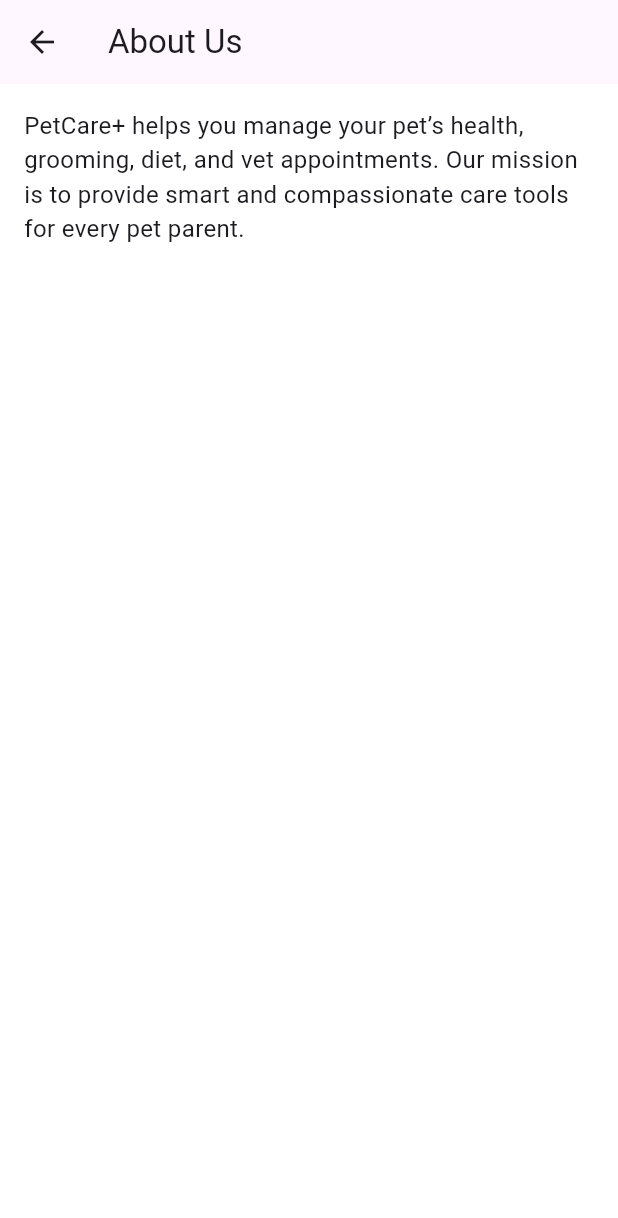
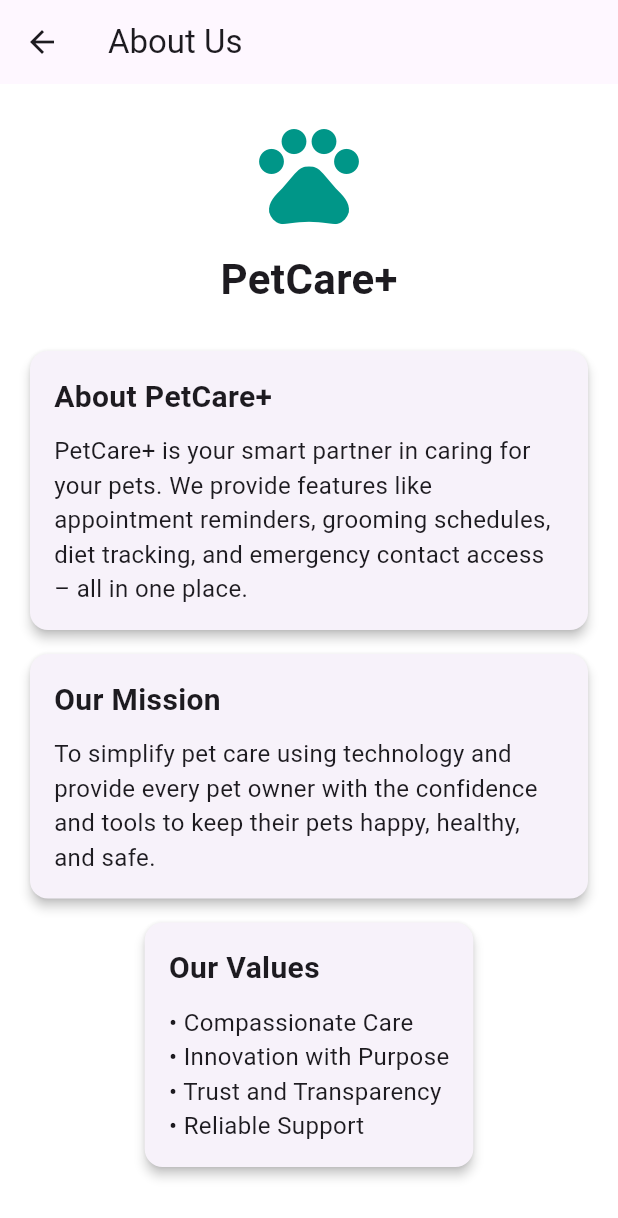
Before and after one commit to mishVN/MAD60, a Flutter app: the screen it shows after launch, after a tap on "About Us", on a phone screen of 412 x 824 dp. Shown: the top 1218 px of the screen. Run offline on Flutter 3.47's test engine with Material 3 defaults, Android fonts, the phone set to English and light mode, and no system bars.

Commit message:
Update main.dart
Add proper aboutus and contact us page

```diff
--- a/setting_1/lib/main.dart
+++ b/setting_1/lib/main.dart
@@ -2,7 +2,7 @@
 
 /// Global theme manager using ValueNotifier
 class ThemeNotifier extends ValueNotifier<ThemeMode> {
-  ThemeNotifier() : super(ThemeMode.light); // Default to light mode
+  ThemeNotifier() : super(ThemeMode.light); // Ensures default value
 
   void toggleTheme(bool isDarkMode) {
     value = isDarkMode ? ThemeMode.dark : ThemeMode.light;
@@ -17,7 +17,9 @@
     ValueListenableBuilder<ThemeMode>(
       valueListenable: themeNotifier,
       builder: (context, currentTheme, _) {
-        return MyApp(themeMode: currentTheme);
+        return MyApp(
+          themeMode: currentTheme ?? ThemeMode.light,
+        ); // Null check added
       },
     ),
   );
@@ -58,6 +60,13 @@
 class _SettingsPageState extends State<SettingsPage> {
   bool isDarkMode = false;
   String selectedLanguage = 'English';
+  int _selectedIndex = 3; // Settings tab is selected by default
+
+  void _onItemTapped(int index) {
+    if (index != _selectedIndex) {
+      setState(() => _selectedIndex = index);
+    }
+  }
 
   @override
   Widget build(BuildContext context) {
@@ -66,7 +75,6 @@
       body: ListView(
         padding: const EdgeInsets.all(16),
         children: [
-          // Dark Mode Toggle
           SwitchListTile(
             title: const Text('Dark Mode'),
             value: isDarkMode,
@@ -78,15 +86,13 @@
             },
             secondary: const Icon(Icons.dark_mode),
           ),
-
-          // Language Dropdown
           ListTile(
             leading: const Icon(Icons.language),
             title: const Text('Language'),
             trailing: DropdownButton<String>(
               value: selectedLanguage,
               items:
-                  ['English', 'Spanish', 'French']
+                  ['English']
                       .map(
                         (lang) =>
                             DropdownMenuItem(value: lang, child: Text(lang)),
@@ -99,41 +105,42 @@
               },
             ),
           ),
-
           const Divider(),
-
-          // About Us
           ListTile(
             leading: const Icon(Icons.info_outline),
             title: const Text('About Us'),
-            onTap: () {
-              Navigator.push(
-                context,
-                MaterialPageRoute(builder: (_) => const AboutUsPage()),
-              );
-            },
+            onTap:
+                () => Navigator.push(
+                  context,
+                  MaterialPageRoute(builder: (_) => const AboutUsPage()),
+                ),
           ),
-
-          // Contact Us
           ListTile(
             leading: const Icon(Icons.email),
             title: const Text('Contact Us'),
-            onTap: () {
-              Navigator.push(
-                context,
-                MaterialPageRoute(builder: (_) => const ContactUsPage()),
-              );
-            },
+            onTap:
+                () => Navigator.push(
+                  context,
+                  MaterialPageRoute(builder: (_) => const ContactUsPage()),
+                ),
           ),
-
           const Divider(),
-
-          // App Version
-          ListTile(
-            leading: const Icon(Icons.verified),
-            title: const Text('App Version'),
-            trailing: const Text('1.0.0'),
+          const ListTile(
+            leading: Icon(Icons.verified),
+            title: Text('App Version'),
+            trailing: Text('1.0.0'),
           ),
+        ],
+      ),
+      bottomNavigationBar: BottomNavigationBar(
+        type: BottomNavigationBarType.fixed,
+        currentIndex: _selectedIndex,
+        onTap: _onItemTapped,
+        items: const [
+          BottomNavigationBarItem(icon: Icon(Icons.home), label: ""),
+          BottomNavigationBarItem(icon: Icon(Icons.search), label: ""),
+          BottomNavigationBarItem(icon: Icon(Icons.notifications), label: ""),
+          BottomNavigationBarItem(icon: Icon(Icons.settings), label: ""),
         ],
       ),
     );
@@ -147,12 +154,94 @@
   Widget build(BuildContext context) {
     return Scaffold(
       appBar: AppBar(title: const Text('About Us')),
-      body: const Padding(
-        padding: EdgeInsets.all(16),
-        child: Text(
-          'PetCare+ helps you manage your pet’s health, grooming, diet, and vet appointments. '
-          'Our mission is to provide smart and compassionate care tools for every pet parent.',
-          style: TextStyle(fontSize: 16),
+      body: SingleChildScrollView(
+        padding: const EdgeInsets.all(20),
+        child: Column(
+          crossAxisAlignment: CrossAxisAlignment.center,
+          children: [
+            const Icon(Icons.pets, size: 80, color: Colors.teal),
+            const SizedBox(height: 10),
+            const Text(
+              'PetCare+',
+              style: TextStyle(fontSize: 28, fontWeight: FontWeight.bold),
+            ),
+            const SizedBox(height: 20),
+            Card(
+              elevation: 3,
+              margin: const EdgeInsets.symmetric(vertical: 8),
+              child: Padding(
+                padding: const EdgeInsets.all(16),
+                child: Column(
+                  crossAxisAlignment: CrossAxisAlignment.start,
+                  children: const [
+                    Text(
+                      'About PetCare+',
+                      style: TextStyle(
+                        fontSize: 20,
+                        fontWeight: FontWeight.w600,
+                      ),
+                    ),
+                    SizedBox(height: 10),
+                    Text(
+                      'PetCare+ is your smart partner in caring for your pets. We provide features like appointment reminders, grooming schedules, diet tracking, and emergency contact access – all in one place.',
+                      style: TextStyle(fontSize: 16),
+                    ),
+                  ],
+                ),
+              ),
+            ),
+            Card(
+              elevation: 3,
+              margin: const EdgeInsets.symmetric(vertical: 8),
+              child: Padding(
+                padding: const EdgeInsets.all(16),
+                child: Column(
+                  crossAxisAlignment: CrossAxisAlignment.start,
+                  children: const [
+                    Text(
+                      'Our Mission',
+                      style: TextStyle(
+                        fontSize: 20,
+                        fontWeight: FontWeight.w600,
+                      ),
+                    ),
+                    SizedBox(height: 10),
+                    Text(
+                      'To simplify pet care using technology and provide every pet owner with the confidence and tools to keep their pets happy, healthy, and safe.',
+                      style: TextStyle(fontSize: 16),
+                    ),
+                  ],
+                ),
+              ),
+            ),
+            Card(
+              elevation: 3,
+              margin: const EdgeInsets.symmetric(vertical: 8),
+              child: Padding(
+                padding: const EdgeInsets.all(16),
+                child: Column(
+                  crossAxisAlignment: CrossAxisAlignment.start,
+                  children: const [
+                    Text(
+                      'Our Values',
+                      style: TextStyle(
+                        fontSize: 20,
+                        fontWeight: FontWeight.w600,
+                      ),
+                    ),
+                    SizedBox(height: 10),
+                    Text(
+                      '• Compassionate Care\n'
+                      '• Innovation with Purpose\n'
+                      '• Trust and Transparency\n'
+                      '• Reliable Support',
+                      style: TextStyle(fontSize: 16),
+                    ),
+                  ],
+                ),
+              ),
+            ),
+          ],
         ),
       ),
     );
@@ -166,21 +255,49 @@
   Widget build(BuildContext context) {
     return Scaffold(
       appBar: AppBar(title: const Text('Contact Us')),
-      body: const Padding(
-        padding: EdgeInsets.all(16),
+      body: SingleChildScrollView(
+        padding: const EdgeInsets.all(20),
         child: Column(
-          crossAxisAlignment: CrossAxisAlignment.start,
           children: [
-            Text(
-              'Email: support@petcareplus.com',
-              style: TextStyle(fontSize: 16),
+            const Icon(Icons.contact_mail, size: 80, color: Colors.teal),
+            const SizedBox(height: 10),
+            const Text(
+              'Get in Touch',
+              style: TextStyle(fontSize: 26, fontWeight: FontWeight.bold),
             ),
-            SizedBox(height: 8),
-            Text('Phone: +44 20 1234 5678', style: TextStyle(fontSize: 16)),
-            SizedBox(height: 8),
-            Text(
-              'Address: 10 Pet Lane, Cambridge, CB1 2AB',
-              style: TextStyle(fontSize: 16),
+            const SizedBox(height: 20),
+            Card(
+              elevation: 3,
+              margin: const EdgeInsets.symmetric(vertical: 8),
+              child: ListTile(
+                leading: const Icon(Icons.email, color: Colors.teal),
+                title: const Text('Email'),
+                subtitle: const Text('support@petcareplus.com'),
+              ),
+            ),
+            Card(
+              elevation: 3,
+              margin: const EdgeInsets.symmetric(vertical: 8),
+              child: ListTile(
+                leading: const Icon(Icons.phone, color: Colors.teal),
+                title: const Text('Phone'),
+                subtitle: const Text('+44 20 1234 5678'),
+              ),
+            ),
+            Card(
+              elevation: 3,
+              margin: const EdgeInsets.symmetric(vertical: 8),
+              child: ListTile(
+                leading: const Icon(Icons.location_on, color: Colors.teal),
+                title: const Text('Address'),
+                subtitle: const Text('10 Pet Lane, Cambridge, CB1 2AB'),
+              ),
+            ),
+            const SizedBox(height: 20),
+            const Text(
+              'Our support team is available Monday to Friday from 9AM to 5PM.',
+              style: TextStyle(fontSize: 14, color: Colors.grey),
+              textAlign: TextAlign.center,
             ),
           ],
         ),
```
